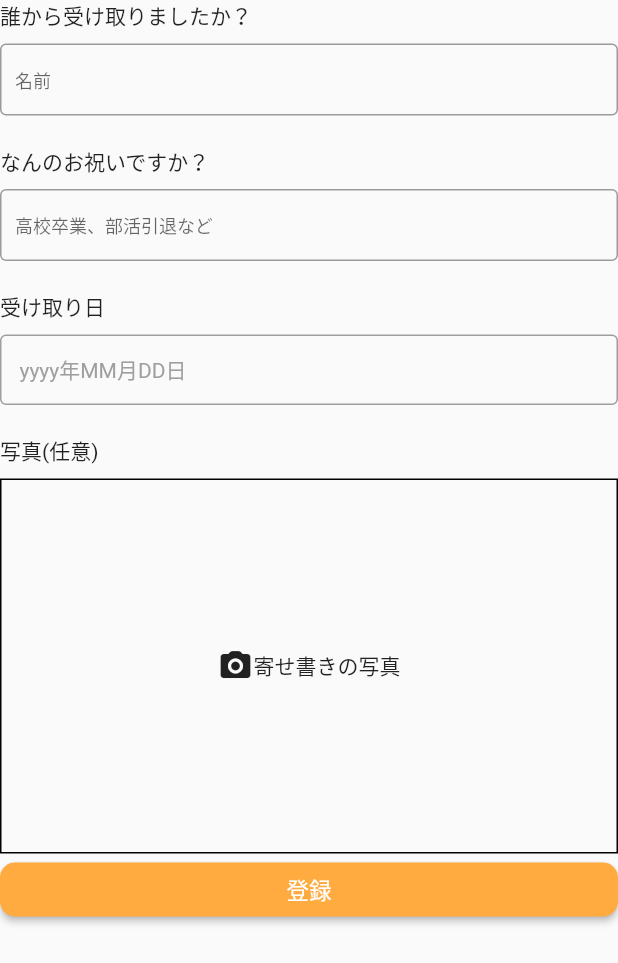
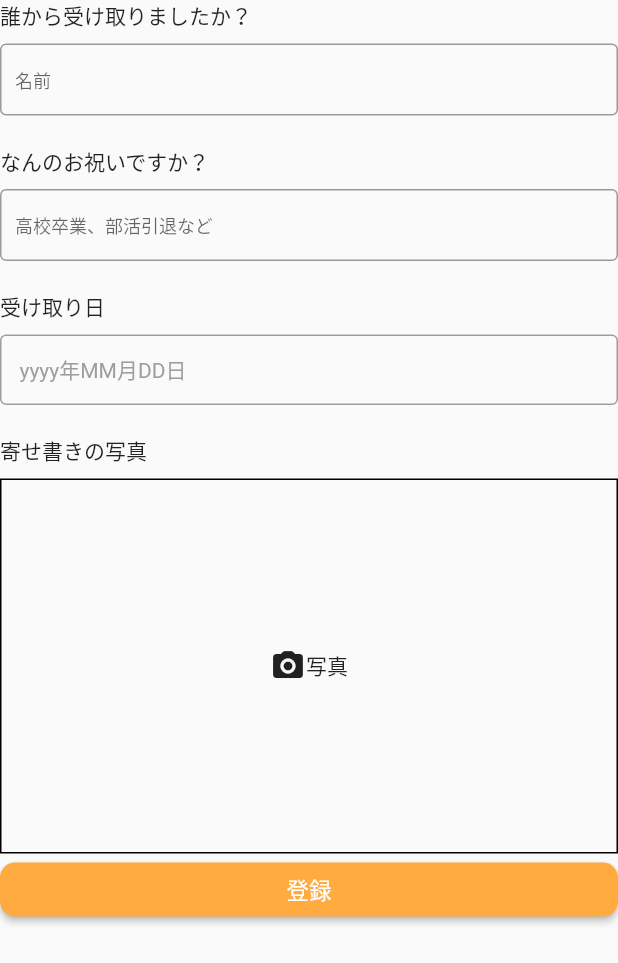
Before and after one commit to shokiogawa/merubo, a Flutter app: the AddPaperMessageBord widget shown alone on an empty page, opened directly, on a phone screen of 412 x 824 dp. Shown: the top 963 px of the screen. Run offline on Flutter 3.47's test engine with Material 2 defaults, Android fonts, the phone set to English and light mode, and no system bars; our stand-ins replace cloud_firestore, firebase_auth, firebase_core, firebase_storage, flutter_riverpod, freezed_annotation and 4 more; accounts and stored records are empty; generated files the repository leaves out were written again.

Commit message:
add:　label追加

```diff
--- a/lib/screen/message_bord_create_screen/create_message.dart
+++ b/lib/screen/message_bord_create_screen/create_message.dart
@@ -119,6 +119,7 @@ class CreateMessageScreen extends ConsumerWidget {
                       ),
                       const SizedBox(height: 40),
                       ImageForm(
+                        label: "写真(任意)",
                         coverText: "思い出の画像を選択",
                         onChange: (value){
                           createMessageProvider.setMessageImage(value);
--- a/lib/screen/top_screen/pages/receive_message_bord_list_page.dart
+++ b/lib/screen/top_screen/pages/receive_message_bord_list_page.dart
@@ -232,7 +232,8 @@ class AddPaperMessageBord extends StatelessWidget {
                 ),
                 const SizedBox(height: 20),
                 ImageForm(
-                  coverText: "寄せ書きの写真",
+                  coverText: "写真",
+                  label: "寄せ書きの写真",
                   onChange: (value){
                     print(value);
                   },
--- a/lib/widgets/image_form.dart
+++ b/lib/widgets/image_form.dart
@@ -9,10 +9,11 @@ final selectedImageProvider = StateProvider.autoDispose<String>((ref) => "");
 
 class ImageForm extends ConsumerWidget {
   final String? coverText;
+  final String? label;
   final ValueChanged<String>? onChange;
 
   const ImageForm(
-      {Key? key, this.coverText, this.onChange})
+      {Key? key,this.label, this.coverText, this.onChange})
       : super(key: key);
 
   @override
@@ -21,10 +22,10 @@ class ImageForm extends ConsumerWidget {
     return Column(
       crossAxisAlignment: CrossAxisAlignment.stretch,
       children: [
-        const Padding(
-          padding: EdgeInsets.only(bottom: 8),
-          child: Text("写真(任意)"),
-        ),
+         label != null ? Padding(
+          padding: const EdgeInsets.only(bottom: 8),
+          child: Text(label!),
+        ) : Container(),
         GestureDetector(
           onTap: () async {
             final imageSource =
```
